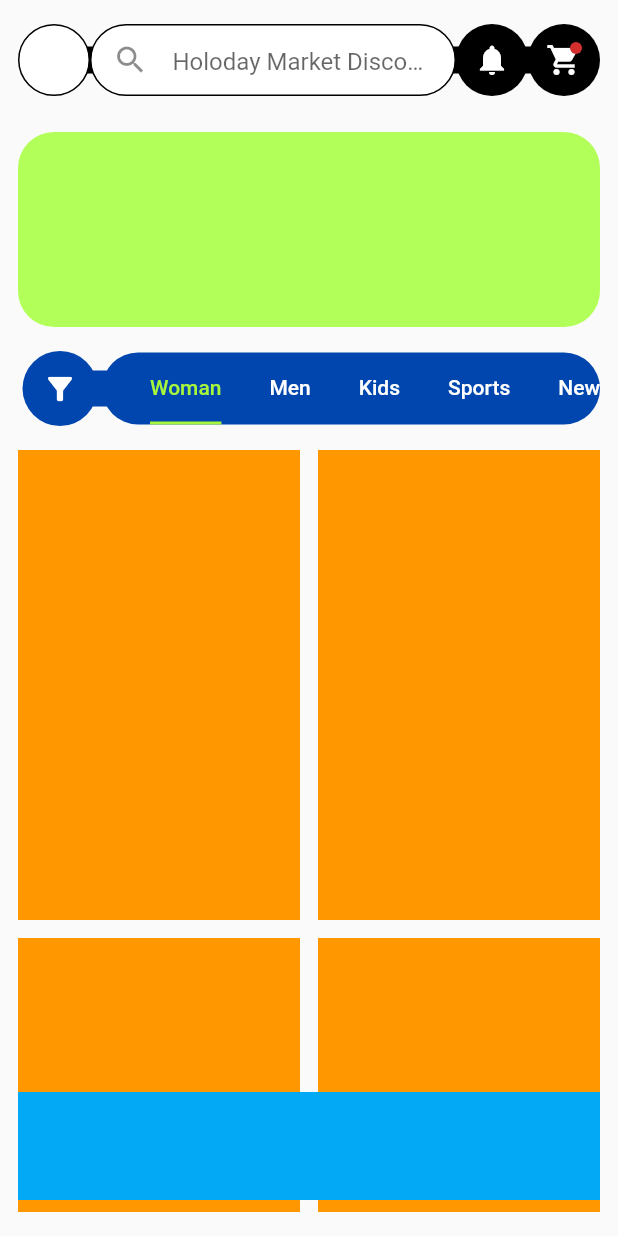
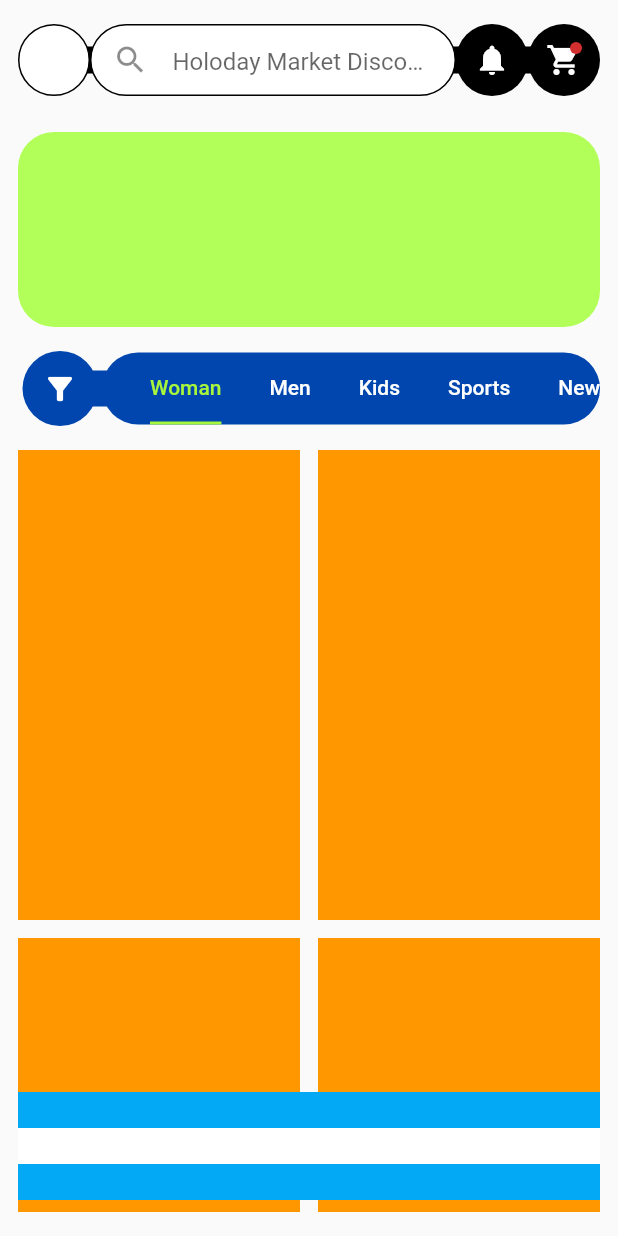
Before and after one commit to JAICHANGPARK/flutter_notebook_chapter_24, a Flutter app: the FashionECommerceMainPage screen opened directly, on a phone screen of 412 x 824 dp. Run offline on Flutter 3.47's test engine with Material 2 defaults, Android fonts, the phone set to English and light mode, and no system bars; our stand-ins replace flutter_riverpod, freezed_annotation, ionicons, percent_indicator; missing offline and left inert: crypto_font_icons; network calls fail.

Commit message:
Update fec_main_page.dart

```diff
--- a/lib/ep1368_fashion_e_commerce_app/view/fec_main_page.dart
+++ b/lib/ep1368_fashion_e_commerce_app/view/fec_main_page.dart
@@ -190,7 +190,20 @@ class _FashionECommerceMainPageState extends State<FashionECommerceMainPage> wit
               child: Container(
                 height: 72,
                 color: Colors.lightBlue,
-                ))
+                child: Stack(
+                  children: [
+                    Positioned(
+                      child: Center(
+                        child: Container(
+                          color: Colors.white,
+                          height: 24,
+                        ),
+                      ),
+                    )
+                  ],
+                ),
+              ),
+            )
           ],
         ),
       ),
```
Lines whose indentation alone changed are shown as unchanged.
